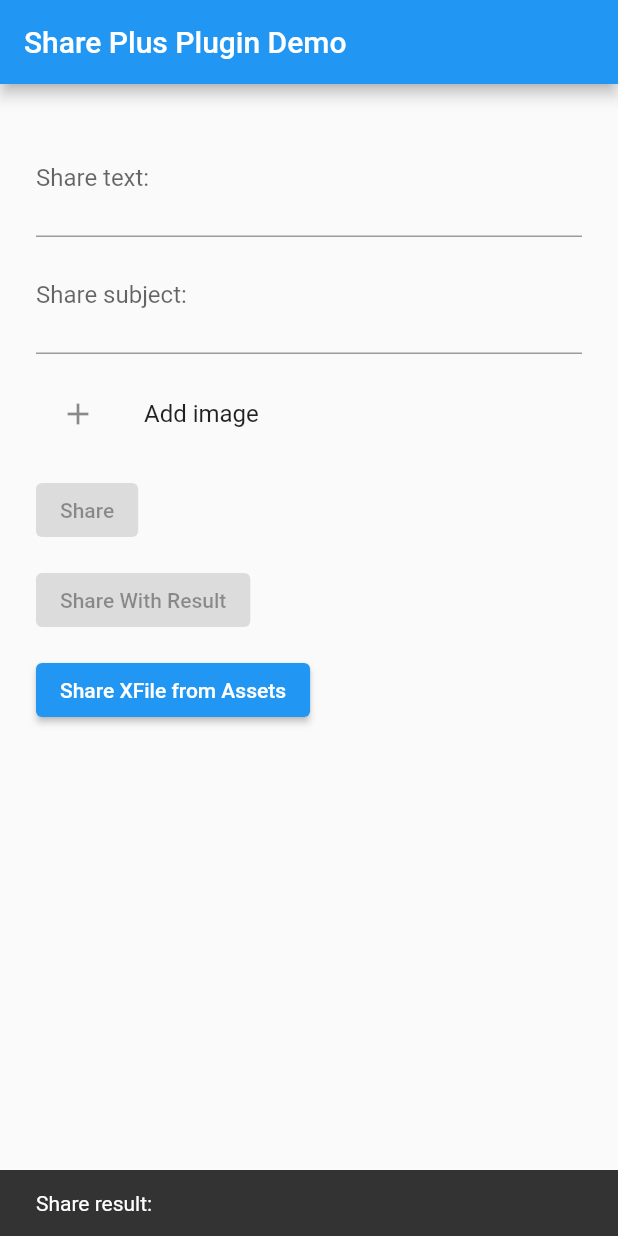
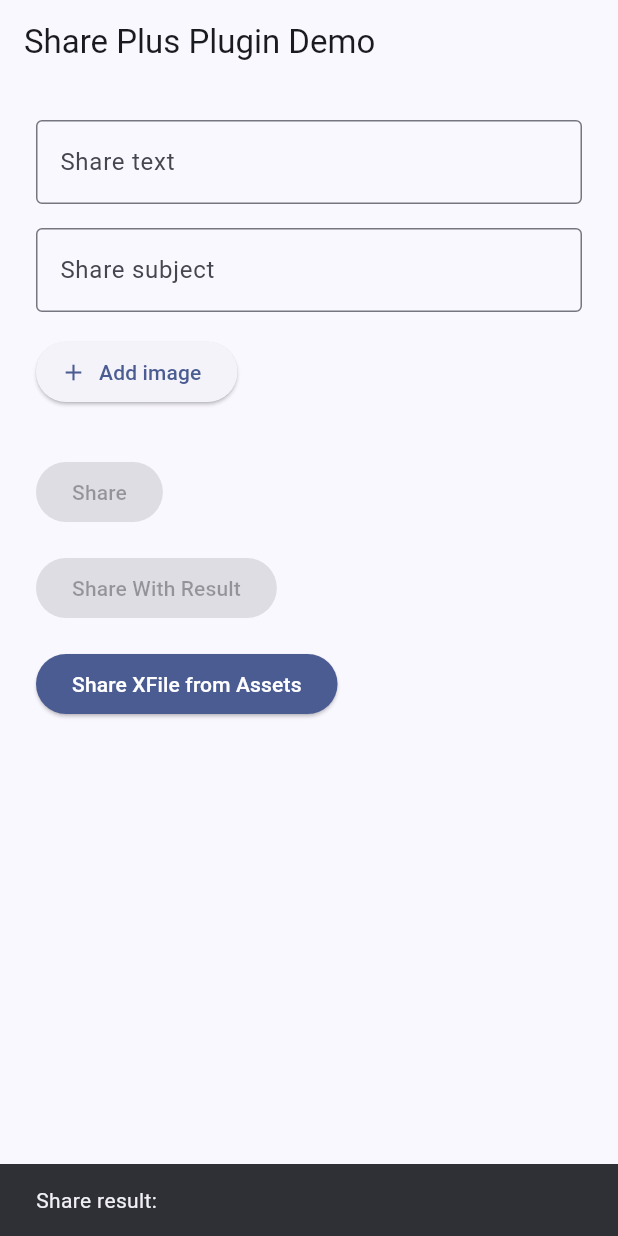
Before and after one commit to zhouyuanbo/share_plus_9.0.0, a Flutter app: the screen it shows after launch, after a tap on "Share XFile from Assets", on a phone screen of 412 x 824 dp. Run offline on Flutter 3.47's test engine with Material 2 defaults, Android fonts, the phone set to English and light mode, and no system bars; our stand-ins replace image_picker, url_launcher_linux, url_launcher_platform_interface, url_launcher_web; missing offline and left inert: dart:ffi, dart:html, file_selector, share_plus_platform_interface, url_launcher_windows, win32.

Commit message:
feat(share_plus): Show destination for share with result in example, update example UI (#1314)

```diff
--- a/example/lib/image_previews.dart
+++ b/example/lib/image_previews.dart
@@ -19,7 +19,7 @@ class ImagePreviews extends StatelessWidget {
   @override
   Widget build(BuildContext context) {
     if (imagePaths.isEmpty) {
-      return Container();
+      return const SizedBox.shrink();
     }
 
     final imageWidgets = <Widget>[];
--- a/example/lib/main.dart
+++ b/example/lib/main.dart
@@ -37,42 +37,48 @@ class DemoAppState extends State<DemoApp> {
   Widget build(BuildContext context) {
     return MaterialApp(
       title: 'Share Plus Plugin Demo',
+      theme: ThemeData(
+        useMaterial3: true,
+        colorSchemeSeed: const Color(0x9f4376f8),
+      ),
       home: Scaffold(
         appBar: AppBar(
           title: const Text('Share Plus Plugin Demo'),
         ),
         body: SingleChildScrollView(
-            child: Padding(
-              padding: const EdgeInsets.all(24.0),
+          padding: const EdgeInsets.all(24),
           child: Column(
             crossAxisAlignment: CrossAxisAlignment.start,
+            mainAxisSize: MainAxisSize.min,
             children: <Widget>[
               TextField(
                 decoration: const InputDecoration(
-                      labelText: 'Share text:',
+                  border: OutlineInputBorder(),
+                  labelText: 'Share text',
                   hintText: 'Enter some text and/or link to share',
                 ),
-                    maxLines: 2,
+                maxLines: null,
                 onChanged: (String value) => setState(() {
                   text = value;
                 }),
               ),
+              const SizedBox(height: 16),
               TextField(
                 decoration: const InputDecoration(
-                      labelText: 'Share subject:',
+                  border: OutlineInputBorder(),
+                  labelText: 'Share subject',
                   hintText: 'Enter subject to share (optional)',
                 ),
-                    maxLines: 2,
+                maxLines: null,
                 onChanged: (String value) => setState(() {
                   subject = value;
                 }),
               ),
-                  const Padding(padding: EdgeInsets.only(top: 12.0)),
+              const SizedBox(height: 16),
               ImagePreviews(imagePaths, onDelete: _onDeleteImage),
-                  ListTile(
-                    leading: const Icon(Icons.add),
-                    title: const Text('Add image'),
-                    onTap: () async {
+              ElevatedButton.icon(
+                label: const Text('Add image'),
+                onPressed: () async {
                   // Using `package:image_picker` to get image from gallery.
                   if (Platform.isMacOS ||
                       Platform.isLinux ||
@@ -103,11 +109,16 @@ class DemoAppState extends State<DemoApp> {
                     }
                   }
                 },
+                icon: const Icon(Icons.add),
               ),
-                  const Padding(padding: EdgeInsets.only(top: 12.0)),
+              const SizedBox(height: 32),
               Builder(
                 builder: (BuildContext context) {
                   return ElevatedButton(
+                    style: ElevatedButton.styleFrom(
+                      foregroundColor: Theme.of(context).colorScheme.onPrimary,
+                      backgroundColor: Theme.of(context).colorScheme.primary,
+                    ),
                     onPressed: text.isEmpty && imagePaths.isEmpty
                         ? null
                         : () => _onShare(context),
@@ -115,10 +126,14 @@ class DemoAppState extends State<DemoApp> {
                   );
                 },
               ),
-                  const Padding(padding: EdgeInsets.only(top: 12.0)),
+              const SizedBox(height: 16),
               Builder(
                 builder: (BuildContext context) {
                   return ElevatedButton(
+                    style: ElevatedButton.styleFrom(
+                      foregroundColor: Theme.of(context).colorScheme.onPrimary,
+                      backgroundColor: Theme.of(context).colorScheme.primary,
+                    ),
                     onPressed: text.isEmpty && imagePaths.isEmpty
                         ? null
                         : () => _onShareWithResult(context),
@@ -126,10 +141,14 @@ class DemoAppState extends State<DemoApp> {
                   );
                 },
               ),
-                  const Padding(padding: EdgeInsets.only(top: 12.0)),
+              const SizedBox(height: 16),
               Builder(
                 builder: (BuildContext context) {
                   return ElevatedButton(
+                    style: ElevatedButton.styleFrom(
+                      foregroundColor: Theme.of(context).colorScheme.onPrimary,
+                      backgroundColor: Theme.of(context).colorScheme.primary,
+                    ),
                     onPressed: () {
                       _onShareXFileFromAssets(context);
                     },
@@ -140,7 +159,7 @@ class DemoAppState extends State<DemoApp> {
             ],
           ),
         ),
-          )),
+      ),
     );
   }
 
@@ -180,24 +199,22 @@ class DemoAppState extends State<DemoApp> {
   void _onShareWithResult(BuildContext context) async {
     final box = context.findRenderObject() as RenderBox?;
     final scaffoldMessenger = ScaffoldMessenger.of(context);
-    ShareResult result;
+    ShareResult shareResult;
     if (imagePaths.isNotEmpty) {
       final files = <XFile>[];
       for (var i = 0; i < imagePaths.length; i++) {
         files.add(XFile(imagePaths[i], name: imageNames[i]));
       }
-      result = await Share.shareXFiles(files,
+      shareResult = await Share.shareXFiles(files,
           text: text,
           subject: subject,
           sharePositionOrigin: box!.localToGlobal(Offset.zero) & box.size);
     } else {
-      result = await Share.shareWithResult(text,
+      shareResult = await Share.shareWithResult(text,
           subject: subject,
           sharePositionOrigin: box!.localToGlobal(Offset.zero) & box.size);
     }
-    scaffoldMessenger.showSnackBar(SnackBar(
-      content: Text("Share result: ${result.status}"),
-    ));
+    scaffoldMessenger.showSnackBar(getResultSnackBar(shareResult));
   }
 
   void _onShareXFileFromAssets(BuildContext context) async {
@@ -205,18 +222,31 @@ class DemoAppState extends State<DemoApp> {
     final scaffoldMessenger = ScaffoldMessenger.of(context);
     final data = await rootBundle.load('assets/flutter_logo.png');
     final buffer = data.buffer;
-    final result = await Share.shareXFiles(
+    final shareResult = await Share.shareXFiles(
       [
         XFile.fromData(
           buffer.asUint8List(data.offsetInBytes, data.lengthInBytes),
           name: 'flutter_logo.png',
-            mimeType: 'image/png'),
+          mimeType: 'image/png',
+        ),
       ],
       sharePositionOrigin: box!.localToGlobal(Offset.zero) & box.size,
     );
 
-    scaffoldMessenger.showSnackBar(SnackBar(
-      content: Text("Share result: ${result.status}"),
-    ));
+    scaffoldMessenger.showSnackBar(getResultSnackBar(shareResult));
+  }
+
+  SnackBar getResultSnackBar(ShareResult result) {
+    return SnackBar(
+      content: Column(
+        mainAxisSize: MainAxisSize.min,
+        crossAxisAlignment: CrossAxisAlignment.start,
+        children: [
+          Text("Share result: ${result.status}"),
+          if (result.status == ShareResultStatus.success)
+            Text("Shared to: ${result.raw}")
+        ],
+      ),
+    );
   }
 }
```
Also changed, not shown: 2 other files. Lines whose indentation alone changed are shown as unchanged.
